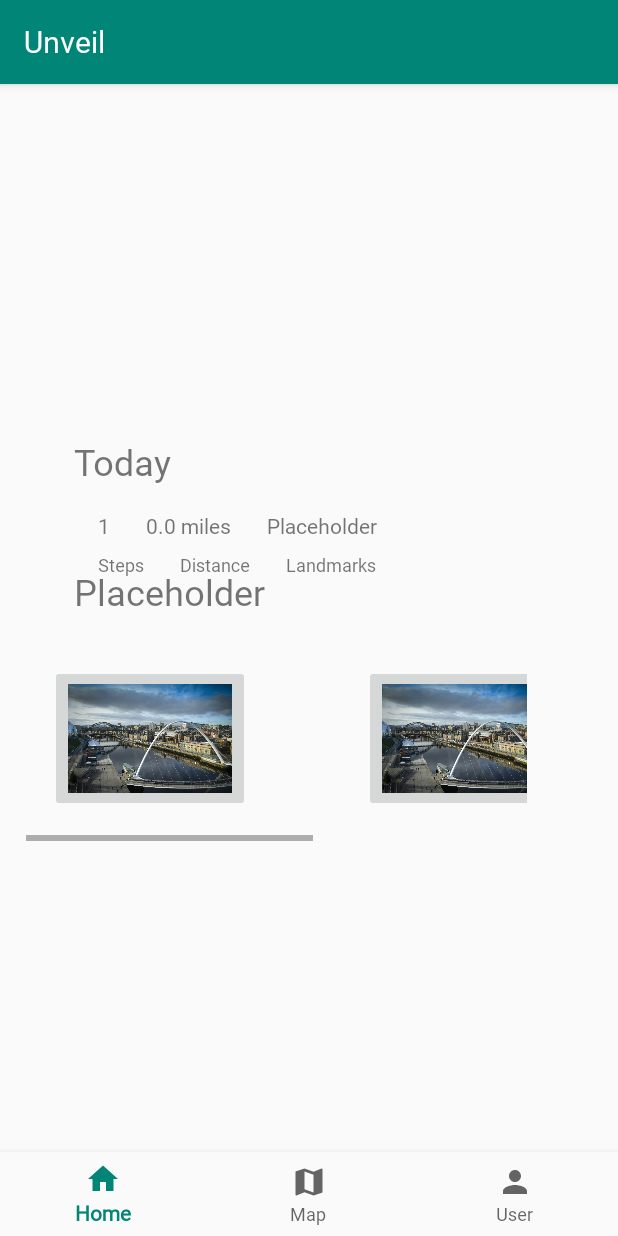
After one commit to Toothless2/Team-Project, an Android app: the Navigation screen opened directly, with no data from a screen before it, on a phone screen of 412 x 824 dp. The commit adds this screen. Run offline under Robolectric (Android 15) with nearby library versions, the phone set to English and light mode, and no system bars; 1 statement that could not run was skipped.

Commit message:
started to add nav bar

```diff
--- a/app/build.gradle
+++ b/app/build.gradle
@@ -28,6 +28,7 @@ dependencies {
     implementation fileTree(dir: 'libs', include: ['*.jar'])
     implementation "org.jetbrains.kotlin:kotlin-stdlib-jdk7:$kotlin_version"
     implementation 'androidx.appcompat:appcompat:1.1.0'
+    implementation 'com.google.android.material:material:1.1.0'
     implementation 'androidx.core:core-ktx:1.1.0'
     implementation 'androidx.constraintlayout:constraintlayout:1.1.3'
     implementation 'com.google.android.gms:play-services-maps:17.0.0'
@@ -37,8 +38,11 @@ dependencies {
     implementation 'androidx.navigation:navigation-fragment:2.0.0'
     implementation 'androidx.navigation:navigation-ui:2.0.0'
     implementation 'androidx.lifecycle:lifecycle-extensions:2.0.0'
+    implementation 'androidx.lifecycle:lifecycle-viewmodel-ktx:2.2.0'
     testImplementation 'junit:junit:4.12'
     androidTestImplementation 'androidx.test.ext:junit:1.1.1'
     androidTestImplementation 'androidx.test.espresso:espresso-core:3.2.0'
     implementation 'com.sothree.slidinguppanel:library:3.4.0'
+    implementation 'org.jetbrains.kotlinx:kotlinx-coroutines-core:1.0.1'
+    implementation 'org.jetbrains.kotlinx:kotlinx-coroutines-android:1.0.1'
 }
--- /dev/null
+++ b/app/src/debug/res/values/strings.xml
@@ -0,0 +1 @@
+<resources></resources>
--- a/app/src/main/AndroidManifest.xml
+++ b/app/src/main/AndroidManifest.xml
@@ -40,6 +40,8 @@
                 <category android:name="android.intent.category.LAUNCHER" />
             </intent-filter>
         </activity>
+
+        <activity android:name="com.group7.unveil.Navigation"></activity>
     </application>
 
 </manifest>
--- a/app/src/main/java/com/group7/unveil/MainActivity.kt
+++ b/app/src/main/java/com/group7/unveil/MainActivity.kt
@@ -81,7 +81,7 @@ class MainActivity : AppCompatActivity() {
 
             //error with api key so ignore fow now, wil be fixed eventually
             if (e.statusCode == 10)
-                startActivity(Intent(this, MainPage::class.java))
+                startActivity(Intent(this, Navigation::class.java))
         }
     }
 }
--- a/app/src/main/java/com/group7/unveil/MainPage.kt
+++ b/app/src/main/java/com/group7/unveil/MainPage.kt
@@ -10,31 +10,27 @@ import android.hardware.SensorEventListener
 import android.hardware.SensorManager
 import androidx.appcompat.app.AppCompatActivity
 import android.os.Bundle
-import android.provider.ContactsContract
-import android.view.Gravity
-import android.view.Menu
+import android.os.Handler
+import android.view.LayoutInflater
 import android.view.MenuItem
-import android.widget.Button
-import android.widget.Toast
-import androidx.appcompat.widget.SwitchCompat
-import androidx.core.view.GravityCompat
+import android.view.View
+import android.view.ViewGroup
 import androidx.drawerlayout.widget.DrawerLayout
-import androidx.navigation.Navigation
-import androidx.navigation.ui.AppBarConfiguration
-import androidx.navigation.ui.NavigationUI
-import com.google.android.gms.auth.api.signin.GoogleSignIn
-import com.google.android.gms.auth.api.signin.GoogleSignInClient
-import com.google.android.gms.auth.api.signin.GoogleSignInOptions
-import com.google.android.material.floatingactionbutton.FloatingActionButton
+import androidx.fragment.app.Fragment
+import com.google.android.material.bottomnavigation.BottomNavigationView
 import com.google.android.material.navigation.NavigationView
-import com.google.android.material.snackbar.Snackbar
 import com.group7.unveil.data.StepData
 import com.group7.unveil.stepCounter.StepDetector
 import com.group7.unveil.stepCounter.StepListener
+import com.group7.unveil.util.AppContext
 import kotlinx.android.synthetic.main.activity_main_page.*
-import java.awt.font.NumericShaper
+import kotlinx.coroutines.*
 
-class MainPage : AppCompatActivity(), SensorEventListener, StepListener {
+/**
+ * @author E Verdi
+ * @edited M Rose
+ */
+class MainPage : Fragment(), SensorEventListener, StepListener {
 
     lateinit var stepDetector: StepDetector
     lateinit var sensorManager: SensorManager
@@ -43,25 +39,27 @@ class MainPage : AppCompatActivity(), SensorEventListener, StepListener {
     internal lateinit var navigationView: NavigationView
     internal lateinit var drawer: DrawerLayout
 
+    override fun onCreateView(
+        inflater: LayoutInflater,
+        container: ViewGroup?,
+        savedInstanceState: Bundle?
+    ): View? {
+        val rootView = inflater.inflate(R.layout.activity_main_page, container, false)
 
-
-
-
-    override fun onCreate(savedInstanceState: Bundle?) {
-        super.onCreate(savedInstanceState)
-        setContentView(R.layout.activity_main_page)
-
-        sensorManager = getSystemService(Context.SENSOR_SERVICE) as SensorManager
+        sensorManager = context!!.getSystemService(Context.SENSOR_SERVICE) as SensorManager
         sensor = sensorManager.getDefaultSensor(Sensor.TYPE_ACCELEROMETER)
         stepDetector = StepDetector()
         stepDetector.registerListener(this)
 
         sensorManager.registerListener(this, sensor, SensorManager.SENSOR_DELAY_FASTEST)
-        step(0)
-//        startActivity(Intent(this, Map::class.java))
-//        startActivity(Intent(this, UserPage::class.java))
+
+        return rootView
     }
 
+    override fun onViewCreated(view: View, savedInstanceState: Bundle?) {
+        super.onViewCreated(view, savedInstanceState)
+        step(0)
+    }
 
     override fun onAccuracyChanged(p0: Sensor?, p1: Int) {
         return
@@ -80,7 +78,9 @@ class MainPage : AppCompatActivity(), SensorEventListener, StepListener {
 
     override fun step(time: Long) {
         StepData.steps++
-        step_count.text = StepData.steps.toString()
-        distance_actual.text = StepData.getDistanceWithUnit()
+        step_count?.text = StepData.steps.toString()
+        distance_actual?.text = StepData.getDistanceWithUnit()
     }
+
+
 }
--- /dev/null
+++ b/app/src/main/java/com/group7/unveil/Navigation.kt
@@ -0,0 +1,45 @@
+package com.group7.unveil
+
+import android.Manifest
+import androidx.appcompat.app.AppCompatActivity
+import android.os.Bundle
+import androidx.core.app.ActivityCompat
+import androidx.fragment.app.Fragment
+import com.google.android.material.bottomnavigation.BottomNavigationView
+import kotlinx.android.synthetic.main.activity_navigation.*
+
+class Navigation : AppCompatActivity() {
+
+    override fun onCreate(savedInstanceState: Bundle?) {
+        super.onCreate(savedInstanceState)
+        setContentView(R.layout.activity_navigation)
+
+        ActivityCompat.requestPermissions(
+            this,
+            arrayOf(Manifest.permission.ACCESS_FINE_LOCATION),
+            1
+        )
+
+        bottom_navigation.setOnNavigationItemSelectedListener(navListener)
+
+        supportFragmentManager.beginTransaction().replace(R.id.fragmetHolder, MainPage()).commit()
+    }
+
+    private val navListener: BottomNavigationView.OnNavigationItemSelectedListener =
+        BottomNavigationView.OnNavigationItemSelectedListener {
+            var fragment: Fragment? = null
+            when (it.itemId) {
+                R.id.nav_home -> fragment = MainPage()
+                R.id.nav_user -> fragment = UserPage()
+                R.id.nav_map -> fragment = Map()
+            }
+
+            if (fragment != null)
+                supportFragmentManager.beginTransaction().replace(
+                    R.id.fragmetHolder,
+                    fragment
+                ).commit()
+
+            true
+        }
+}
--- /dev/null
+++ b/app/src/main/res/drawable/ic_home_black_24dp.xml
@@ -0,0 +1,9 @@
+<vector xmlns:android="http://schemas.android.com/apk/res/android"
+    android:width="24dp"
+    android:height="24dp"
+    android:viewportWidth="24.0"
+    android:viewportHeight="24.0">
+    <path
+        android:fillColor="#FF000000"
+        android:pathData="M10,20v-6h4v6h5v-8h3L12,3 2,12h3v8z" />
+</vector>
--- /dev/null
+++ b/app/src/main/res/drawable/ic_map_black_24dp.xml
@@ -0,0 +1,9 @@
+<vector xmlns:android="http://schemas.android.com/apk/res/android"
+    android:width="24dp"
+    android:height="24dp"
+    android:viewportWidth="24.0"
+    android:viewportHeight="24.0">
+    <path
+        android:fillColor="#FF000000"
+        android:pathData="M20.5,3l-0.16,0.03L15,5.1 9,3 3.36,4.9c-0.21,0.07 -0.36,0.25 -0.36,0.48V20.5c0,0.28 0.22,0.5 0.5,0.5l0.16,-0.03L9,18.9l6,2.1 5.64,-1.9c0.21,-0.07 0.36,-0.25 0.36,-0.48V3.5c0,-0.28 -0.22,-0.5 -0.5,-0.5zM15,19l-6,-2.11V5l6,2.11V19z" />
+</vector>
--- /dev/null
+++ b/app/src/main/res/drawable/ic_person_black_24dp.xml
@@ -0,0 +1,9 @@
+<vector xmlns:android="http://schemas.android.com/apk/res/android"
+    android:width="24dp"
+    android:height="24dp"
+    android:viewportWidth="24.0"
+    android:viewportHeight="24.0">
+    <path
+        android:fillColor="#FF000000"
+        android:pathData="M12,12c2.21,0 4,-1.79 4,-4s-1.79,-4 -4,-4 -4,1.79 -4,4 1.79,4 4,4zM12,14c-2.67,0 -8,1.34 -8,4v2h16v-2c0,-2.66 -5.33,-4 -8,-4z" />
+</vector>
--- a/app/src/main/res/layout/activity_map.xml
+++ b/app/src/main/res/layout/activity_map.xml
@@ -49,7 +49,10 @@
             android:id="@+id/recyclerView"
             android:layout_width="match_parent"
             android:layout_height="0dp"
-            android:layout_weight="1" />
+            android:layout_weight="1">
+
+        </androidx.recyclerview.widget.RecyclerView>
+
     </LinearLayout>
 
 </com.sothree.slidinguppanel.SlidingUpPanelLayout>
--- /dev/null
+++ b/app/src/main/res/layout/activity_navigation.xml
@@ -0,0 +1,30 @@
+<?xml version="1.0" encoding="utf-8"?>
+<androidx.constraintlayout.widget.ConstraintLayout xmlns:android="http://schemas.android.com/apk/res/android"
+    xmlns:app="http://schemas.android.com/apk/res-auto"
+    xmlns:tools="http://schemas.android.com/tools"
+    android:layout_width="match_parent"
+    android:layout_height="match_parent"
+    tools:context=".Navigation">
+
+    <FrameLayout
+        android:id="@+id/fragmetHolder"
+        android:layout_width="409dp"
+        android:layout_height="673dp"
+        app:layout_constraintBottom_toTopOf="@+id/bottom_navigation"
+        app:layout_constraintEnd_toEndOf="parent"
+        app:layout_constraintStart_toStartOf="parent"
+        app:layout_constraintTop_toTopOf="parent">
+
+    </FrameLayout>
+
+    <com.google.android.material.bottomnavigation.BottomNavigationView
+        android:id="@+id/bottom_navigation"
+        android:layout_width="match_parent"
+        android:layout_height="wrap_content"
+        app:layout_constraintBottom_toBottomOf="parent"
+        app:layout_constraintEnd_toEndOf="parent"
+        app:layout_constraintStart_toStartOf="parent"
+        app:menu="@menu/bottom_nav"
+        android:background="?android:attr/windowBackground" />
+
+</androidx.constraintlayout.widget.ConstraintLayout>
--- /dev/null
+++ b/app/src/main/res/menu/bottom_nav.xml
@@ -0,0 +1,15 @@
+<?xml version="1.0" encoding="utf-8"?>
+<menu xmlns:android="http://schemas.android.com/apk/res/android">
+    <item
+        android:id="@+id/nav_home"
+        android:icon="@drawable/ic_home_black_24dp"
+        android:title="Home" />
+    <item
+        android:id="@+id/nav_map"
+        android:icon="@drawable/ic_map_black_24dp"
+        android:title="Map" />
+    <item
+        android:id="@+id/nav_user"
+        android:icon="@drawable/ic_person_black_24dp"
+        android:title="User" />
+</menu>
```
Also changed, not shown: app/src/main/java/com/group7/unveil/Map.kt (+33 -21 lines), app/src/main/java/com/group7/unveil/UserPage.kt (+20 -8 lines), app/src/main/java/com/group7/unveil/util/AppContext.kt (+27 -0 lines).
